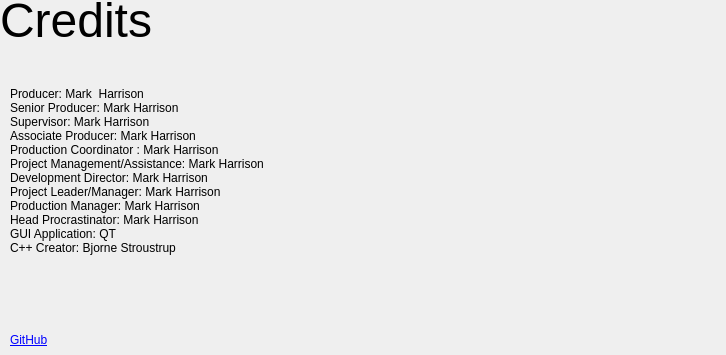
First picture: the form in credits.ui, repository MarkHarrison03/RecipeApp, before the edit.
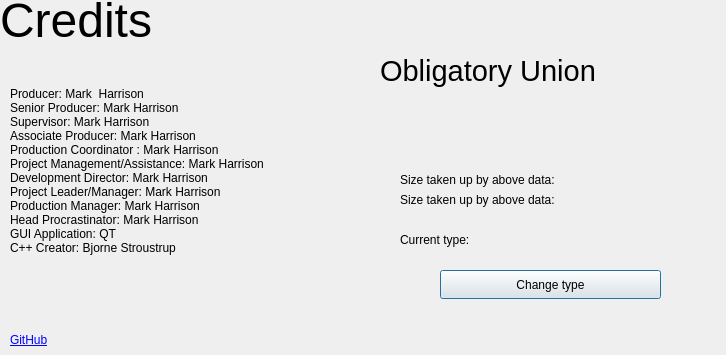
Second picture: the form after the edit. Icons and pictures are not drawn.

```diff
--- a/credits.ui
+++ b/credits.ui
@@ -73,20 +73,97 @@
   <widget class="QLabel" name="label_4">
    <property name="geometry">
     <rect>
-     <x>362</x>
-     <y>49</y>
-     <width>301</width>
-     <height>261</height>
+     <x>380</x>
+     <y>30</y>
+     <width>311</width>
+     <height>81</height>
     </rect>
    </property>
+   <property name="font">
+    <font>
+     <pointsize>22</pointsize>
+    </font>
+   </property>
    <property name="text">
+    <string>Obligatory Union</string>
+   </property>
+  </widget>
+  <widget class="QLabel" name="label_5">
+   <property name="geometry">
+    <rect>
+     <x>400</x>
+     <y>110</y>
+     <width>63</width>
+     <height>20</height>
+    </rect>
+   </property>
+   <property name="text">
     <string/>
    </property>
-   <property name="pixmap">
-    <pixmap resource="image.qrc">:/new/glasses/glass.png</pixmap>
+  </widget>
+  <widget class="QLabel" name="label_6">
+   <property name="geometry">
+    <rect>
+     <x>400</x>
+     <y>190</y>
+     <width>241</width>
+     <height>20</height>
+    </rect>
    </property>
-   <property name="scaledContents">
-    <bool>true</bool>
+   <property name="text">
+    <string>Size taken up by above data:</string>
+   </property>
+  </widget>
+  <widget class="QPushButton" name="pushButton">
+   <property name="geometry">
+    <rect>
+     <x>440</x>
+     <y>270</y>
+     <width>221</width>
+     <height>29</height>
+    </rect>
+   </property>
+   <property name="text">
+    <string>Change type</string>
+   </property>
+  </widget>
+  <widget class="QLabel" name="label_7">
+   <property name="geometry">
+    <rect>
+     <x>400</x>
+     <y>170</y>
+     <width>241</width>
+     <height>20</height>
+    </rect>
+   </property>
+   <property name="text">
+    <string>Size taken up by above data:</string>
+   </property>
+  </widget>
+  <widget class="QLabel" name="label_8">
+   <property name="geometry">
+    <rect>
+     <x>400</x>
+     <y>230</y>
+     <width>111</width>
+     <height>20</height>
+    </rect>
+   </property>
+   <property name="text">
+    <string>Current type:</string>
+   </property>
+  </widget>
+  <widget class="QLabel" name="label_9">
+   <property name="geometry">
+    <rect>
+     <x>490</x>
+     <y>230</y>
+     <width>71</width>
+     <height>20</height>
+    </rect>
+   </property>
+   <property name="text">
+    <string/>
    </property>
   </widget>
  </widget>
```
Left out of the diff: 5 changed lines with no effect on the pictures.
